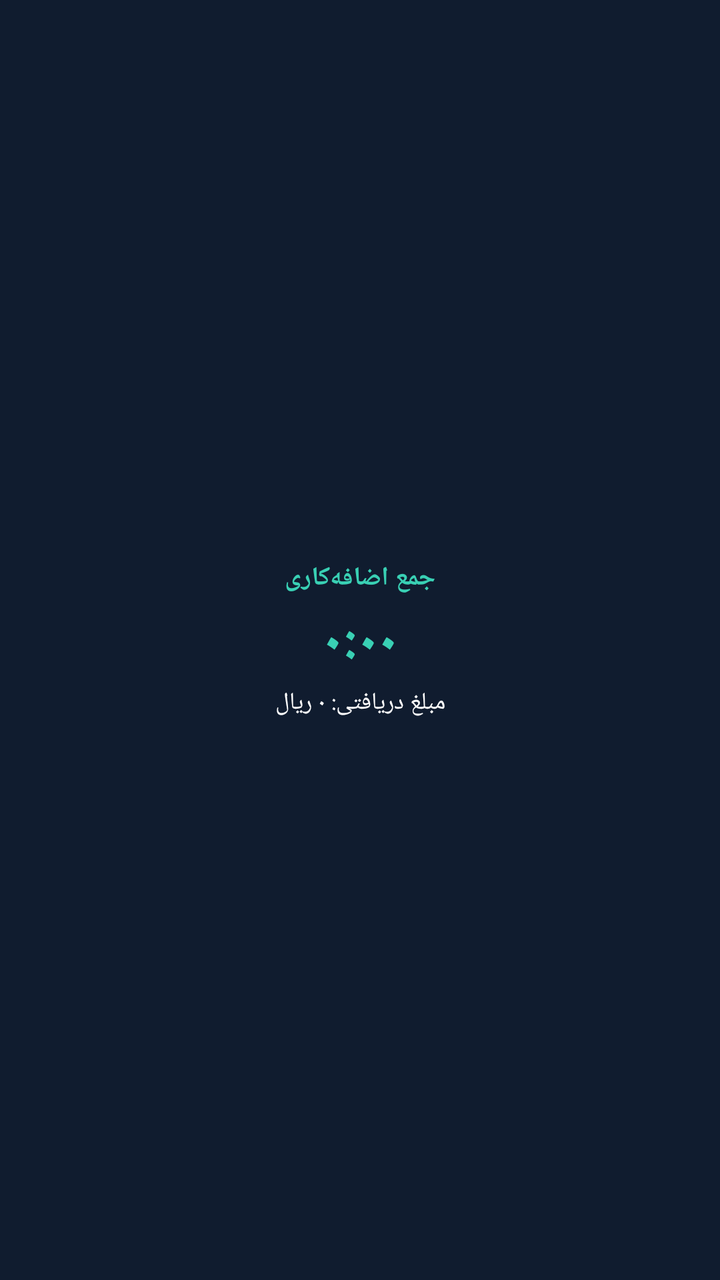
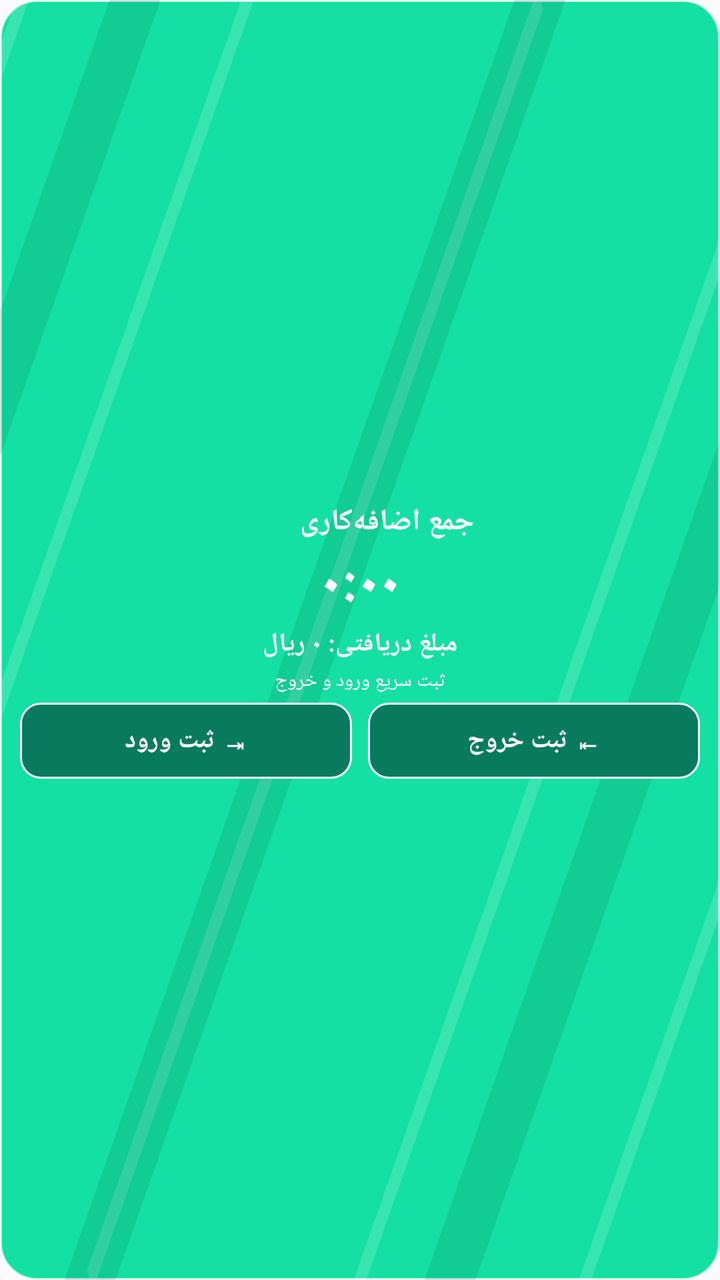

An Android layout rendered at two revisions. The XML below is the earlier revision; the diff shows what the commit changed to produce the second picture.
<!-- AndroidManifest.xml: application theme android:Theme.Material.Light.NoActionBar -->
<!-- res/layout/overtime_widget.xml -->
<LinearLayout xmlns:android="http://schemas.android.com/apk/res/android" android:id="@+id/widget_root" android:layout_width="match_parent" android:layout_height="match_parent" android:orientation="vertical" android:gravity="center" android:padding="14dp" android:background="#101c2f"><TextView android:id="@+id/widget_title" android:layout_width="match_parent" android:layout_height="wrap_content" android:text="جمع اضافه‌کاری" android:textStyle="bold" android:textSize="13sp" android:gravity="center" android:textColor="#39d0b4"/><TextView android:id="@+id/widget_overtime" android:layout_width="match_parent" android:layout_height="wrap_content" android:text="۰:۰۰" android:textStyle="bold" android:textSize="28sp" android:gravity="center" android:textColor="#39d0b4" android:paddingTop="4dp"/><TextView android:id="@+id/widget_amount" android:layout_width="match_parent" android:layout_height="wrap_content" android:text="مبلغ دریافتی: ۰ ریال" android:textSize="12sp" android:gravity="center" android:textColor="#ffffff" android:paddingTop="3dp"/></LinearLayout>
<!-- resources referenced by this layout -->
<resources>

</resources>

<!-- the commit's change to res/layout/overtime_widget.xml (unified diff, before → after) -->
@@ -1 +1,104 @@
-<LinearLayout xmlns:android="http://schemas.android.com/apk/res/android" android:id="@+id/widget_root" android:layout_width="match_parent" android:layout_height="match_parent" android:orientation="vertical" android:gravity="center" android:padding="14dp" android:background="#101c2f"><TextView android:id="@+id/widget_title" android:layout_width="match_parent" android:layout_height="wrap_content" android:text="جمع اضافه‌کاری" android:textStyle="bold" android:textSize="13sp" android:gravity="center" android:textColor="#39d0b4"/><TextView android:id="@+id/widget_overtime" android:layout_width="match_parent" android:layout_height="wrap_content" android:text="۰:۰۰" android:textStyle="bold" android:textSize="28sp" android:gravity="center" android:textColor="#39d0b4" android:paddingTop="4dp"/><TextView android:id="@+id/widget_amount" android:layout_width="match_parent" android:layout_height="wrap_content" android:text="مبلغ دریافتی: ۰ ریال" android:textSize="12sp" android:gravity="center" android:textColor="#ffffff" android:paddingTop="3dp"/></LinearLayout>
+<LinearLayout xmlns:android="http://schemas.android.com/apk/res/android"
+    android:id="@+id/widget_root"
+    android:layout_width="match_parent"
+    android:layout_height="match_parent"
+    android:orientation="vertical"
+    android:gravity="center"
+    android:padding="10dp"
+    android:background="@drawable/widget_background">
+
+    <LinearLayout
+        android:layout_width="match_parent"
+        android:layout_height="wrap_content"
+        android:orientation="horizontal"
+        android:gravity="center"
+        android:layout_marginBottom="0dp">
+        <ImageView
+            android:id="@+id/widget_clock"
+            android:layout_width="21dp"
+            android:layout_height="21dp"
+            android:src="@drawable/widget_clock"
+            android:contentDescription="ساعت" />
+        <TextView
+            android:id="@+id/widget_title"
+            android:layout_width="wrap_content"
+            android:layout_height="wrap_content"
+            android:layout_marginStart="6dp"
+            android:text="جمع اضافه‌کاری"
+            android:textStyle="bold"
+            android:textSize="15sp"
+            android:gravity="center"
+            android:textColor="#ffffff" />
+    </LinearLayout>
+
+    <TextView
+        android:id="@+id/widget_overtime"
+        android:layout_width="match_parent"
+        android:layout_height="wrap_content"
+        android:text="۰:۰۰"
+        android:textStyle="bold"
+        android:textSize="30sp"
+        android:fontFamily="sans"
+        android:gravity="center"
+        android:textColor="#ffffff"
+        android:paddingTop="0dp"
+        android:paddingBottom="0dp" />
+
+    <TextView
+        android:id="@+id/widget_amount"
+        android:layout_width="match_parent"
+        android:layout_height="wrap_content"
+        android:text="مبلغ دریافتی: ۰ ریال"
+        android:textStyle="bold"
+        android:textSize="13sp"
+        android:gravity="center"
+        android:textColor="#ffffff"
+        android:paddingTop="1dp" />
+
+    <TextView
+        android:id="@+id/widget_status"
+        android:layout_width="match_parent"
+        android:layout_height="wrap_content"
+        android:text="ثبت سریع ورود و خروج"
+        android:textSize="10sp"
+        android:gravity="center"
+        android:textColor="#ffffff"
+        android:paddingTop="3dp"
+        android:paddingBottom="4dp" />
+
+    <LinearLayout
+        android:layout_width="match_parent"
+        android:layout_height="wrap_content"
+        android:orientation="horizontal"
+        android:gravity="center"
+        android:weightSum="2">
+        <TextView
+            android:id="@+id/widget_check_in"
+            android:layout_width="0dp"
+            android:layout_height="38dp"
+            android:layout_weight="1"
+            android:layout_marginEnd="4dp"
+            android:background="@drawable/widget_button_bg"
+            android:gravity="center"
+            android:text="⇥ ثبت ورود"
+            android:textColor="#ffffff"
+            android:textStyle="bold"
+            android:textSize="13sp"
+            android:clickable="true"
+            android:focusable="true" />
+        <TextView
+            android:id="@+id/widget_check_out"
+            android:layout_width="0dp"
+            android:layout_height="38dp"
+            android:layout_weight="1"
+            android:layout_marginStart="4dp"
+            android:background="@drawable/widget_button_bg"
+            android:gravity="center"
+            android:text="⇤ ثبت خروج"
+            android:textColor="#ffffff"
+            android:textStyle="bold"
+            android:textSize="13sp"
+            android:clickable="true"
+            android:focusable="true" />
+    </LinearLayout>
+</LinearLayout>
<!-- resource entries referenced after the edit -->
@@ -1,5 +1,44 @@
 <!-- resources referenced by this layout -->
 <resources>
-
+  <!-- drawable widget_background (drawable) -->
+  <layer-list xmlns:android="http://schemas.android.com/apk/res/android">
+      <item>
+          <shape android:shape="rectangle">
+              <solid android:color="#13E0A2" />
+              <corners android:radius="18dp" />
+              <stroke android:width="1dp" android:color="#A6FFFFFF" />
+          </shape>
+      </item>
+      <item android:drawable="@drawable/widget_pattern" />
+  </layer-list>
+  <!-- drawable widget_button_bg (drawable) -->
+  <shape xmlns:android="http://schemas.android.com/apk/res/android" android:shape="rectangle">
+      <solid android:color="#087B5D" />
+      <corners android:radius="10dp" />
+      <stroke android:width="1dp" android:color="#FFFFFFFF" />
+  </shape>
+  <!-- drawable widget_clock (drawable) -->
+  <vector xmlns:android="http://schemas.android.com/apk/res/android"
+      android:width="24dp"
+      android:height="24dp"
+      android:viewportWidth="24"
+      android:viewportHeight="24">
+      <path
+          android:fillColor="#00000000"
+          android:strokeColor="#13e0a2"
+          android:strokeWidth="2"
+          android:strokeLineCap="round"
+          android:strokeLineJoin="round"
+          android:pathData="M12,3 A9,9 0,1 0,12 21 A9,9 0,1 0,12 3 M12,7 L12,12 L16,14" />
+  </vector>
+  <!-- drawable widget_pattern (drawable) -->
+  <vector xmlns:android="http://schemas.android.com/apk/res/android"
+      android:width="160dp"
+      android:height="100dp"
+      android:viewportWidth="160"
+      android:viewportHeight="100">
+      <path android:fillColor="@android:color/transparent" android:strokeColor="#28FFFFFF" android:strokeWidth="2" android:pathData="M-20,25 L25,-20 M-10,65 L65,-10 M20,100 L120,0 M70,110 L170,10 M120,110 L180,50" />
+      <path android:fillColor="@android:color/transparent" android:strokeColor="#1A062019" android:strokeWidth="8" android:pathData="M-20,50 L50,-20 M10,110 L130,-10 M80,120 L180,20" />
+  </vector>
 </resources>
 
